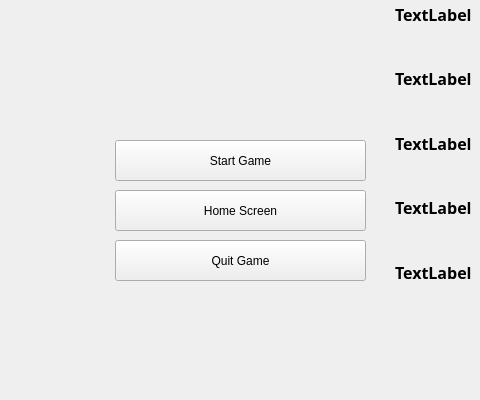
Qt form EndGameWindow.ui (zhongvei/Tankoop) before a commit; both pictures show x 175 to 655 and y 200 to 600 of the 800 by 600 pixel window.
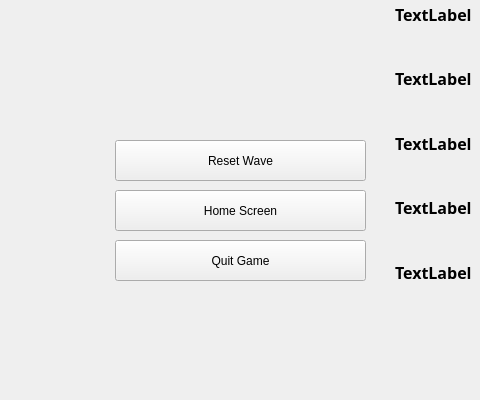
The same form after that commit. Icons and pictures are not drawn.

```diff
--- a/EndGameWindow.ui
+++ b/EndGameWindow.ui
@@ -389,7 +389,7 @@
        </rect>
       </property>
       <property name="text">
-       <string>Start Game</string>
+       <string>Reset Wave</string>
       </property>
      </widget>
     </widget>
```
